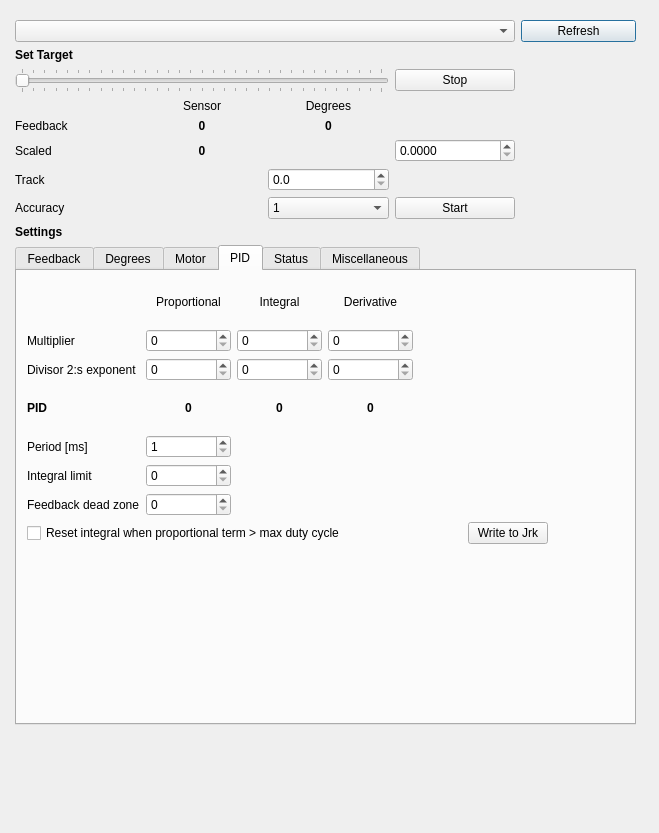
Old version of the form jrk/usbjrkdialog.ui in the repository poes-weather/Sensor-Benchmark.
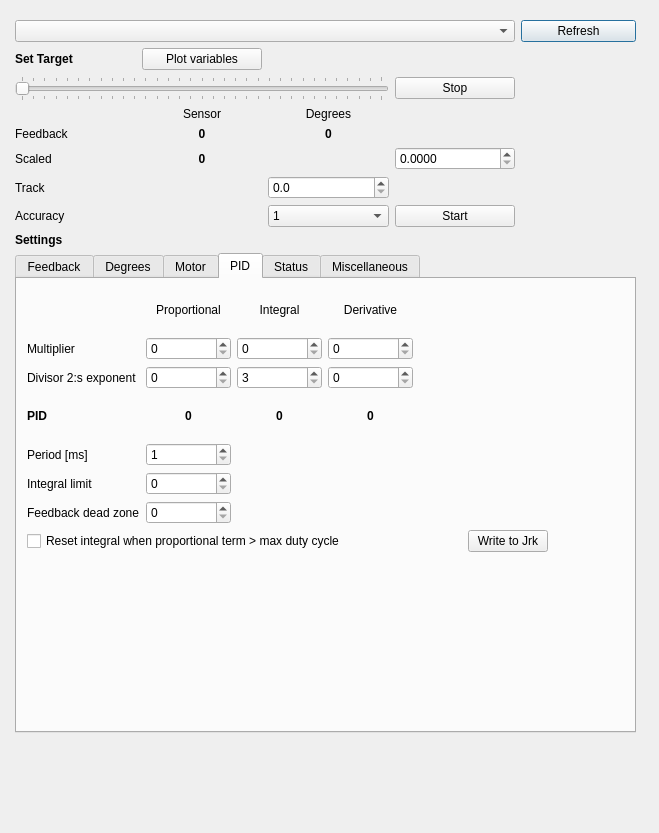
New version of the form. The open tabs and pages were chosen to show the change.

Commit message: added Jrk variable plt using Qwt

```diff
--- a/jrk/usbjrkdialog.ui
+++ b/jrk/usbjrkdialog.ui
@@ -249,6 +249,13 @@
         </property>
        </widget>
       </item>
+      <item row="0" column="1">
+       <widget class="QPushButton" name="plotButton">
+        <property name="text">
+         <string>Plot variables</string>
+        </property>
+       </widget>
+      </item>
      </layout>
     </item>
     <item row="3" column="0" colspan="2">
@@ -911,8 +918,11 @@
          </item>
          <item row="2" column="2">
           <widget class="QSpinBox" name="pidIntExpSb">
+           <property name="minimum">
+            <number>3</number>
+           </property>
            <property name="maximum">
-            <number>16</number>
+            <number>18</number>
            </property>
           </widget>
          </item>
```
Left out of the diff: 5 changed lines with no effect on the pictures. The commit also changes 6 other files.
